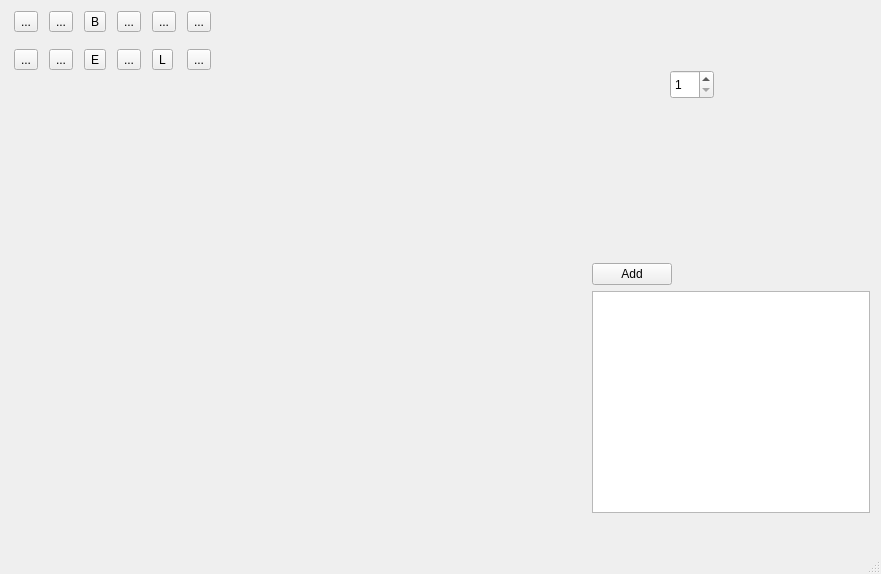
Qt form CatNMouse/mainwindow.ui (gourdCravings/catnmouse) before a commit.
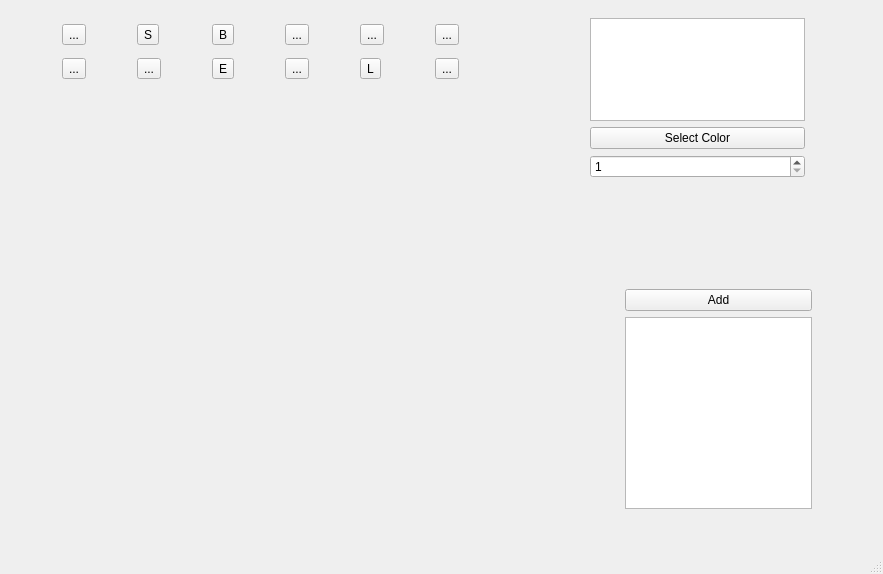
The same form after that commit. Custom widgets are drawn as their Qt base class.

Commit message: layout/widget/fill

Patch:
```diff
--- a/CatNMouse/mainwindow.ui
+++ b/CatNMouse/mainwindow.ui
@@ -6,79 +6,103 @@
    <rect>
     <x>0</x>
     <y>0</y>
-    <width>881</width>
+    <width>883</width>
     <height>574</height>
    </rect>
   </property>
+  <property name="sizePolicy">
+   <sizepolicy hsizetype="Fixed" vsizetype="Fixed">
+    <horstretch>0</horstretch>
+    <verstretch>0</verstretch>
+   </sizepolicy>
+  </property>
   <property name="windowTitle">
    <string>MainWindow</string>
   </property>
   <widget class="QWidget" name="centralwidget">
+   <layout class="QGridLayout" name="gridLayout_4">
+    <item row="2" column="3">
    <widget class="QWidget" name="layerWidget" native="true">
-    <property name="geometry">
-     <rect>
-      <x>592</x>
-      <y>263</y>
-      <width>278</width>
-      <height>250</height>
-     </rect>
+      <property name="maximumSize">
+       <size>
+        <width>300</width>
+        <height>300</height>
+       </size>
     </property>
     <layout class="QGridLayout" name="gridLayout">
-     <item row="0" column="0" alignment="Qt::AlignmentFlag::AlignLeft">
+       <item row="2" column="0">
+        <spacer name="horizontalSpacer">
+         <property name="orientation">
+          <enum>Qt::Orientation::Horizontal</enum>
+         </property>
+         <property name="sizeType">
+          <enum>QSizePolicy::Policy::Preferred</enum>
+         </property>
+         <property name="sizeHint" stdset="0">
+          <size>
+           <width>165</width>
+           <height>20</height>
+          </size>
+         </property>
+        </spacer>
+       </item>
+       <item row="1" column="1">
       <widget class="QPushButton" name="addLayerBtn">
        <property name="text">
         <string>Add</string>
        </property>
       </widget>
      </item>
-     <item row="1" column="0">
+       <item row="2" column="1">
       <widget class="QListView" name="layerListView"/>
      </item>
-    </layout>
-   </widget>
-   <widget class="QWidget" name="canvasWidget" native="true">
-    <property name="geometry">
-     <rect>
-      <x>11</x>
-      <y>91</y>
-      <width>581</width>
-      <height>411</height>
-     </rect>
-    </property>
-   </widget>
-   <widget class="QWidget" name="toolBarWidget" native="true">
-    <property name="geometry">
-     <rect>
-      <x>9</x>
-      <y>0</y>
-      <width>581</width>
-      <height>80</height>
-     </rect>
-    </property>
+       <item row="0" column="1">
+        <spacer name="verticalSpacer">
+         <property name="orientation">
+          <enum>Qt::Orientation::Vertical</enum>
+         </property>
+         <property name="sizeHint" stdset="0">
+          <size>
+           <width>20</width>
+           <height>40</height>
+          </size>
+         </property>
+        </spacer>
+       </item>
+      </layout>
+     </widget>
+    </item>
+    <item row="2" column="1">
+     <widget class="CanvasWidget" name="canvasWidget" native="true">
+      <property name="sizePolicy">
+       <sizepolicy hsizetype="Fixed" vsizetype="Fixed">
+        <horstretch>0</horstretch>
+        <verstretch>0</verstretch>
+       </sizepolicy>
+      </property>
+      <property name="minimumSize">
+       <size>
+        <width>500</width>
+        <height>350</height>
+       </size>
+      </property>
+     </widget>
+    </item>
+    <item row="0" column="0" colspan="2">
     <widget class="QWidget" name="toolButtonWidget" native="true">
-     <property name="geometry">
-      <rect>
-       <x>0</x>
-       <y>0</y>
-       <width>207</width>
-       <height>83</height>
-      </rect>
+      <property name="sizePolicy">
+       <sizepolicy hsizetype="Preferred" vsizetype="Preferred">
+        <horstretch>0</horstretch>
+        <verstretch>0</verstretch>
+       </sizepolicy>
      </property>
      <layout class="QGridLayout" name="gridLayout_2">
-      <item row="0" column="0">
-       <widget class="QToolButton" name="panButton">
-        <property name="text">
-         <string>...</string>
-        </property>
-       </widget>
-      </item>
-      <item row="0" column="1">
-       <widget class="QToolButton" name="selectButton">
-        <property name="text">
-         <string>...</string>
-        </property>
-       </widget>
-      </item>
+       <property name="sizeConstraint">
+        <enum>QLayout::SizeConstraint::SetDefaultConstraint</enum>
+       </property>
+       <property name="spacing">
+        <number>7</number>
+       </property>
       <item row="0" column="2">
        <widget class="QToolButton" name="brushButton">
         <property name="text">
@@ -86,15 +110,15 @@
         </property>
        </widget>
       </item>
-      <item row="0" column="3">
-       <widget class="QToolButton" name="fillButton">
+       <item row="0" column="0">
+        <widget class="QToolButton" name="panButton">
         <property name="text">
          <string>...</string>
         </property>
        </widget>
       </item>
-      <item row="0" column="4">
-       <widget class="QToolButton" name="smudgeButton">
+       <item row="1" column="0">
+        <widget class="QToolButton" name="liquifyButton">
         <property name="text">
          <string>...</string>
         </property>
@@ -107,29 +131,17 @@
         </property>
        </widget>
       </item>
-      <item row="1" column="0">
-       <widget class="QToolButton" name="liquifyButton">
+       <item row="0" column="4">
+        <widget class="QToolButton" name="smudgeButton">
         <property name="text">
          <string>...</string>
         </property>
        </widget>
       </item>
-      <item row="1" column="1">
-       <widget class="QToolButton" name="transformButton">
+       <item row="0" column="1">
+        <widget class="QToolButton" name="selectButton">
         <property name="text">
-         <string>...</string>
-        </property>
-       </widget>
-      </item>
-      <item row="1" column="2">
-       <widget class="QToolButton" name="eraseButton">
-        <property name="font">
-         <font>
-          <pointsize>9</pointsize>
-         </font>
-        </property>
-        <property name="text">
-         <string>E</string>
+          <string>S</string>
         </property>
        </widget>
       </item>
@@ -154,18 +166,59 @@
         </property>
        </widget>
       </item>
-     </layout>
-    </widget>
-   </widget>
+       <item row="1" column="1">
+        <widget class="QToolButton" name="transformButton">
+         <property name="text">
+          <string>...</string>
+         </property>
+        </widget>
+       </item>
+       <item row="0" column="3">
+        <widget class="QToolButton" name="fillButton">
+         <property name="text">
+          <string>...</string>
+         </property>
+        </widget>
+       </item>
+       <item row="1" column="2">
+        <widget class="QToolButton" name="eraseButton">
+         <property name="font">
+          <font>
+           <pointsize>9</pointsize>
+          </font>
+         </property>
+         <property name="text">
+          <string>E</string>
+         </property>
+        </widget>
+       </item>
+      </layout>
+     </widget>
+    </item>
+    <item row="0" column="3" rowspan="2">
+     <widget class="QWidget" name="brushWidget" native="true">
+      <property name="layoutDirection">
+       <enum>Qt::LayoutDirection::LeftToRight</enum>
+      </property>
+      <layout class="QGridLayout" name="gridLayout_3">
+       <item row="1" column="2">
+        <spacer name="horizontalSpacer_3">
+         <property name="orientation">
+          <enum>Qt::Orientation::Horizontal</enum>
+         </property>
+         <property name="sizeType">
+          <enum>QSizePolicy::Policy::Fixed</enum>
+         </property>
+         <property name="sizeHint" stdset="0">
+          <size>
+           <width>60</width>
+           <height>20</height>
+          </size>
+         </property>
+        </spacer>
+       </item>
+       <item row="2" column="1">
    <widget class="QSpinBox" name="widthSpin">
-    <property name="geometry">
-     <rect>
-      <x>670</x>
-      <y>70</y>
-      <width>44</width>
-      <height>29</height>
-     </rect>
-    </property>
     <property name="minimum">
      <number>1</number>
     </property>
@@ -173,19 +226,79 @@
      <number>10000</number>
     </property>
    </widget>
+       </item>
+       <item row="1" column="0">
+        <spacer name="horizontalSpacer_2">
+         <property name="orientation">
+          <enum>Qt::Orientation::Horizontal</enum>
+         </property>
+         <property name="sizeType">
+          <enum>QSizePolicy::Policy::Fixed</enum>
+         </property>
+         <property name="sizeHint" stdset="0">
+          <size>
+           <width>60</width>
+           <height>20</height>
+          </size>
+         </property>
+        </spacer>
+       </item>
+       <item row="0" column="1">
+        <widget class="QUndoView" name="undoView"/>
+       </item>
+       <item row="1" column="1">
+        <widget class="QPushButton" name="colorSelectButton">
+         <property name="text">
+          <string>Select Color</string>
+         </property>
+        </widget>
+       </item>
+      </layout>
+     </widget>
+    </item>
+    <item row="0" column="2">
+     <spacer name="horizontalSpacer_5">
+      <property name="orientation">
+       <enum>Qt::Orientation::Horizontal</enum>
+      </property>
+      <property name="sizeType">
+       <enum>QSizePolicy::Policy::Preferred</enum>
+      </property>
+      <property name="sizeHint" stdset="0">
+       <size>
+        <width>40</width>
+        <height>20</height>
+       </size>
+      </property>
+     </spacer>
+    </item>
+   </layout>
+   <zorder>brushWidget</zorder>
+   <zorder>layerWidget</zorder>
+   <zorder>toolButtonWidget</zorder>
+   <zorder>horizontalSpacer_5</zorder>
+   <zorder>canvasWidget</zorder>
   </widget>
   <widget class="QMenuBar" name="menubar">
    <property name="geometry">
     <rect>
      <x>0</x>
      <y>0</y>
-     <width>881</width>
+     <width>883</width>
      <height>25</height>
     </rect>
    </property>
   </widget>
   <widget class="QStatusBar" name="statusbar"/>
  </widget>
+ <customwidgets>
+  <customwidget>
+   <class>CanvasWidget</class>
+   <extends>QWidget</extends>
+   <header>canvaswidget.h</header>
+   <container>1</container>
+  </customwidget>
+ </customwidgets>
  <resources/>
  <connections/>
 </ui>
```
Lines whose indentation alone changed are shown as unchanged. The commit also changes 57 other files.
